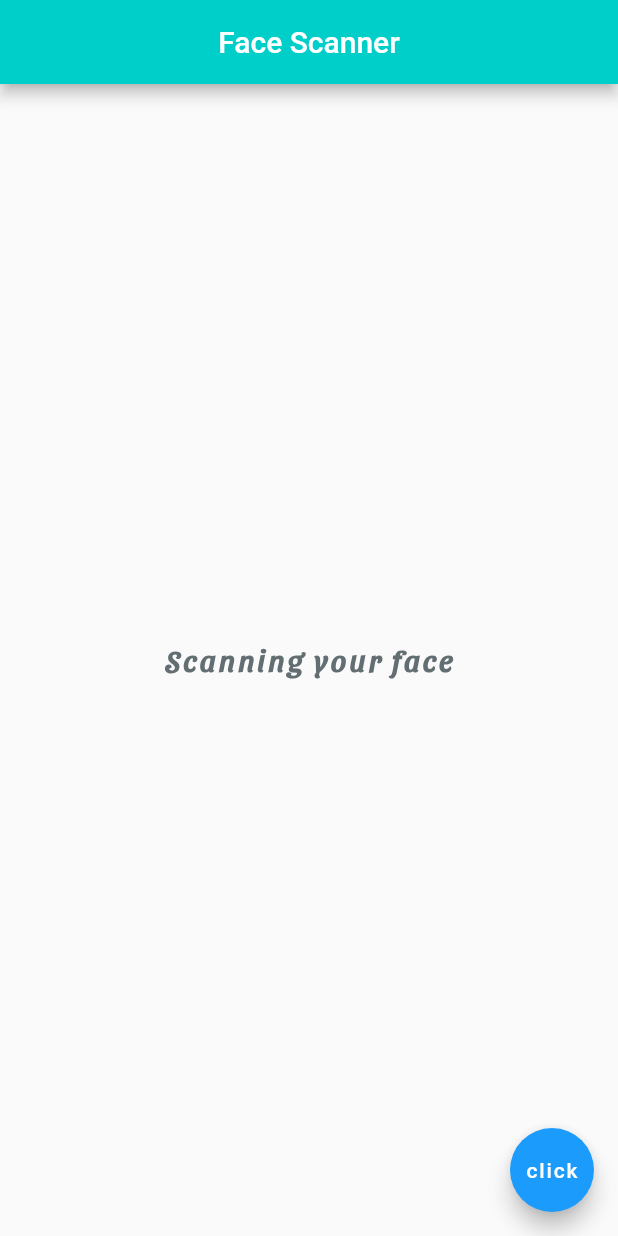
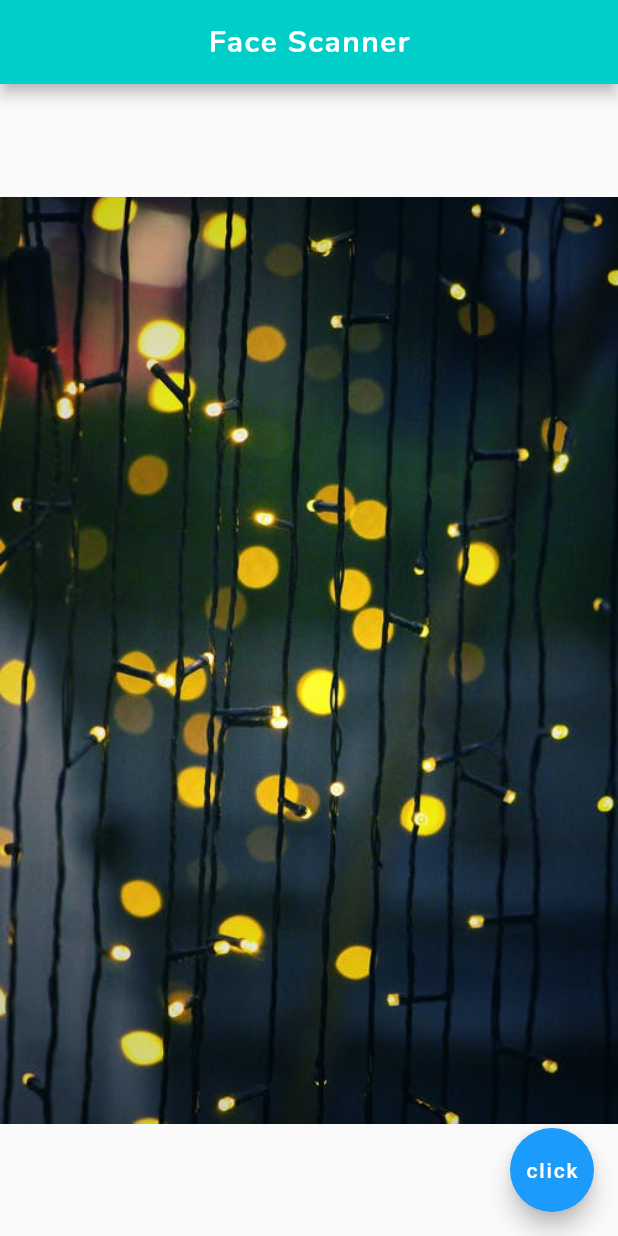
Before and after one commit to sachinthadilshandisanayaka/testing, a Flutter app: the screen it shows after launch, on a phone screen of 412 x 824 dp. Run offline on Flutter 3.47's test engine with Material 2 defaults, Android fonts, the phone set to English and light mode, and no system bars.

```diff
--- a/lib/main.dart
+++ b/lib/main.dart
@@ -1,28 +1,35 @@
 import 'package:flutter/material.dart';
 
 void main() => runApp(MaterialApp(
-      home: Scaffold(
+      home: Home(),
+    ));
+
+class Home extends StatelessWidget {
+  @override
+  Widget build(BuildContext context) {
+    // hot reload, we no need to reload the code, auto reload it
+    // because of buil(BuildContext)
+    return Scaffold(
       appBar: AppBar(
-          title: Text('Face Scanner'),
+        title: Text(
+          'Face Scanner',
+          style: TextStyle(
+            fontFamily: 'Nunito',
+            fontWeight: FontWeight.bold,
+            letterSpacing: 1.0,
+          ),
+        ),
         backgroundColor: Color.fromRGBO(0, 206, 201, 1.0),
         centerTitle: true,
       ),
       body: Center(
-          child: Text(
-            'Scanning your face',
-            style: TextStyle(
-              fontSize: 20.0,
-              fontWeight: FontWeight.bold,
-              letterSpacing: 2.0,
-              color: Color.fromRGBO(99, 110, 114, 1.0),
-              fontFamily: 'SansitaSwashed',
-            ),
-          ),
+        child: Image.asset('assets/photo-03.jpeg'),
       ),
       floatingActionButton: FloatingActionButton(
         onPressed: () {},
         child: Text('click'),
         backgroundColor: Color.fromRGBO(27, 156, 252, 1.0),
       ),
-      ),
-    ));
+    );
+  }
+}
```
Also changed, not shown: pubspec.yaml (+6 -3 lines), assets/photo-01.jpeg (added), assets/photo-02.jpeg (added), assets/photo-03.jpeg (added), fonts/Nunito-Bold.ttf (added). Lines whose indentation alone changed are shown as unchanged.
